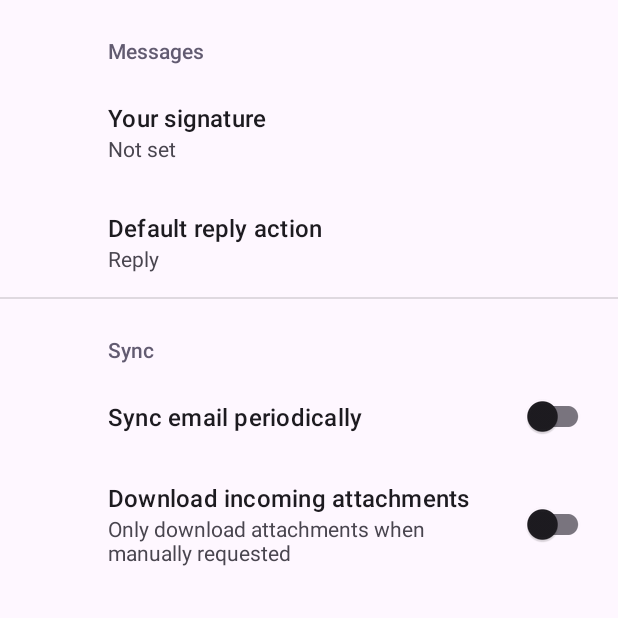
After one commit to M4yuxhi/BopIt3108, an Android app: the PreferencesActivity screen opened directly, with no data from a screen before it, on a phone screen of 412 x 824 dp, the top half of it. The commit adds this screen. Run offline under Robolectric (Android 15) with nearby library versions, the phone set to English and light mode, and no system bars; our stand-ins replace androidx.preference.

Commit message:
Preferences activity added and transitions aplied

```diff
--- a/app/build.gradle.kts
+++ b/app/build.gradle.kts
@@ -38,6 +38,7 @@ dependencies {
     implementation("androidx.appcompat:appcompat:1.6.1")
     implementation("com.google.android.material:material:1.9.0")
     implementation("androidx.constraintlayout:constraintlayout:2.1.4")
+    implementation("androidx.preference:preference:1.2.0")
     testImplementation("junit:junit:4.13.2")
     androidTestImplementation("androidx.test.ext:junit:1.1.5")
     androidTestImplementation("androidx.test.espresso:espresso-core:3.5.1")
--- a/app/src/main/AndroidManifest.xml
+++ b/app/src/main/AndroidManifest.xml
@@ -13,13 +13,17 @@
         android:theme="@style/Theme.BopIt3108"
         tools:targetApi="31">
         <activity
+            android:name=".PreferencesActivity"
+            android:exported="false"
+            android:label="@string/title_activity_preferences" />
+        <activity
             android:name=".AboutActivity"
             android:exported="false" />
         <activity
             android:name=".MainMenuActivity"
             android:exported="false" />
         <activity
-            android:name=".MainActivity"
+            android:name=".SplashActivity"
             android:exported="true">
             <intent-filter>
                 <action android:name="android.intent.action.MAIN" />
--- /dev/null
+++ b/app/src/main/java/com/maybomiTobar/bopit_31_08/PreferencesActivity.kt
@@ -0,0 +1,26 @@
+package com.maybomiTobar.bopit_31_08
+
+import android.os.Bundle
+import androidx.appcompat.app.AppCompatActivity
+import androidx.preference.PreferenceFragmentCompat
+
+class PreferencesActivity : AppCompatActivity() {
+
+    override fun onCreate(savedInstanceState: Bundle?) {
+        super.onCreate(savedInstanceState)
+        setContentView(R.layout.settings_activity)
+        if (savedInstanceState == null) {
+            supportFragmentManager
+                .beginTransaction()
+                .replace(R.id.settings, SettingsFragment())
+                .commit()
+        }
+        supportActionBar?.setDisplayHomeAsUpEnabled(true)
+    }
+
+    class SettingsFragment : PreferenceFragmentCompat() {
+        override fun onCreatePreferences(savedInstanceState: Bundle?, rootKey: String?) {
+            setPreferencesFromResource(R.xml.root_preferences, rootKey)
+        }
+    }
+}
--- /dev/null
+++ b/app/src/main/res/layout/settings_activity.xml
@@ -0,0 +1,9 @@
+<LinearLayout xmlns:android="http://schemas.android.com/apk/res/android"
+    android:layout_width="match_parent"
+    android:layout_height="match_parent">
+
+    <FrameLayout
+        android:id="@+id/settings"
+        android:layout_width="match_parent"
+        android:layout_height="match_parent" />
+</LinearLayout>
--- /dev/null
+++ b/app/src/main/res/values/arrays.xml
@@ -0,0 +1,12 @@
+<resources>
+    <!-- Reply Preference -->
+    <string-array name="reply_entries">
+        <item>Reply</item>
+        <item>Reply to all</item>
+    </string-array>
+
+    <string-array name="reply_values">
+        <item>reply</item>
+        <item>reply_all</item>
+    </string-array>
+</resources>
--- a/app/src/main/res/values/strings.xml
+++ b/app/src/main/res/values/strings.xml
@@ -1,15 +1,31 @@
 <resources>
 
     <string name="app_name">BopIt-31-08</string>
-    <string name = "app_author">Maybomi Tobar, maybomi.unu@gmail.com</string>
+    <string name="app_author">Maybomi Tobar, maybomi.unu@gmail.com</string>
 
     //MainMenu
-    <string name = "aboutButtonText">Acerca De</string>
-    <string name = "preferencesButtonText">Preferencias</string>
+    <string name="aboutButtonText">Acerca De</string>
+    <string name="preferencesButtonText">Preferencias</string>
 
     //About
-    <string name = "creatorTextView">Creado por: Maybomi Tobar.</string>
-    <string name = "projectInfoTextView">Esto es un proyecto de el módulo
+    <string name="creatorTextView">Creado por: Maybomi Tobar.</string>
+    <string name="projectInfoTextView">Esto es un proyecto de el módulo
         de Programación de Dispositivos Móviles.</string>
+    <string name="title_activity_preferences">PreferencesActivity</string>
+
+    <!-- Preference Titles -->
+    <string name="messages_header">Messages</string>
+    <string name="sync_header">Sync</string>
+
+    <!-- Messages Preferences -->
+    <string name="signature_title">Your signature</string>
+    <string name="reply_title">Default reply action</string>
+
+    <!-- Sync Preferences -->
+    <string name="sync_title">Sync email periodically</string>
+    <string name="attachment_title">Download incoming attachments</string>
+    <string name="attachment_summary_on">Automatically download attachments for incoming emails
+    </string>
+    <string name="attachment_summary_off">Only download attachments when manually requested</string>
 
 </resources>
--- /dev/null
+++ b/app/src/main/res/xml/root_preferences.xml
@@ -0,0 +1,35 @@
+<PreferenceScreen xmlns:app="http://schemas.android.com/apk/res-auto">
+
+    <PreferenceCategory app:title="@string/messages_header">
+
+        <EditTextPreference
+            app:key="signature"
+            app:title="@string/signature_title"
+            app:useSimpleSummaryProvider="true" />
+
+        <ListPreference
+            app:defaultValue="reply"
+            app:entries="@array/reply_entries"
+            app:entryValues="@array/reply_values"
+            app:key="reply"
+            app:title="@string/reply_title"
+            app:useSimpleSummaryProvider="true" />
+
+    </PreferenceCategory>
+
+    <PreferenceCategory app:title="@string/sync_header">
+
+        <SwitchPreferenceCompat
+            app:key="sync"
+            app:title="@string/sync_title" />
+
+        <SwitchPreferenceCompat
+            app:dependency="sync"
+            app:key="attachment"
+            app:summaryOff="@string/attachment_summary_off"
+            app:summaryOn="@string/attachment_summary_on"
+            app:title="@string/attachment_title" />
+
+    </PreferenceCategory>
+
+</PreferenceScreen>
```
Also changed, not shown: app/src/main/java/com/maybomiTobar/bopit_31_08/MainMenuActivity.kt (+20 -1 lines), app/src/main/java/com/maybomiTobar/bopit_31_08/SplashActivity.kt (renamed from app/src/main/java/com/maybomiTobar/bopit_31_08/MainActivity.kt, +5 -5 lines), app/src/main/res/layout/activity_main_menu.xml (+49 -0 lines), app/src/main/res/layout/activity_splash.xml (renamed from app/src/main/res/layout/activity_main.xml, +7 -5 lines), app/src/main/res/drawable/mslogo.png (added), 1 other file.
